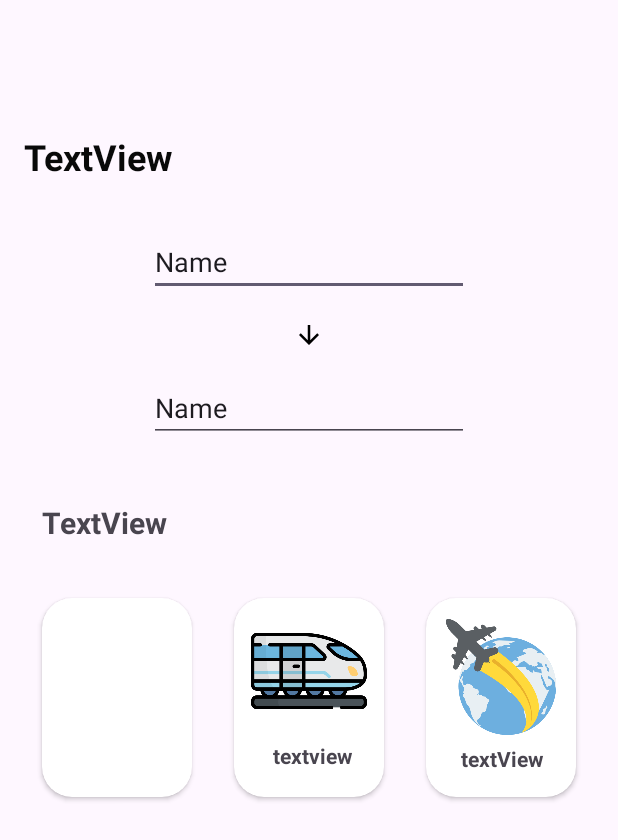
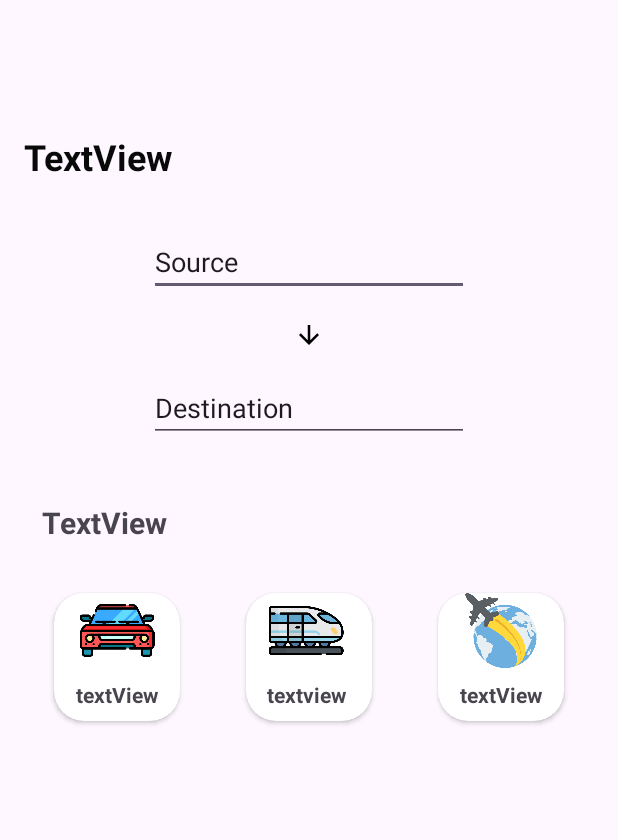
Before and after one commit to Satwik-Kar/SpendWise, an Android app: the layout activity_travel_1st_element.xml on its own in the app's theme, with its tools: preview values and no code run, on a phone screen of 412 x 824 dp. Shown: the top 840 px of the screen. Run offline under Robolectric (Android 15) with nearby library versions, the phone set to English and light mode, and no system bars.

Commit message:
added new 2nd layout(road,plane,train) and added some textviews,cardviews in road layout

```diff
--- /dev/null
+++ b/app/src/main/res/layout/activity_element_2nd_element_train.xml
@@ -0,0 +1,6 @@
+<?xml version="1.0" encoding="utf-8"?>
+<androidx.constraintlayout.widget.ConstraintLayout xmlns:android="http://schemas.android.com/apk/res/android"
+    android:layout_width="match_parent"
+    android:layout_height="match_parent">
+
+</androidx.constraintlayout.widget.ConstraintLayout>
--- a/app/src/main/res/layout/activity_travel_1st_element.xml
+++ b/app/src/main/res/layout/activity_travel_1st_element.xml
@@ -1,10 +1,12 @@
 <?xml version="1.0" encoding="utf-8"?>
+
 <androidx.constraintlayout.widget.ConstraintLayout xmlns:android="http://schemas.android.com/apk/res/android"
     xmlns:app="http://schemas.android.com/apk/res-auto"
     xmlns:tools="http://schemas.android.com/tools"
     android:layout_width="match_parent"
-
-    android:layout_height="match_parent">
+    android:layout_height="wrap_content"
+    android:clipToPadding="true"
+    android:paddingBottom="20dp">
 
     <androidx.appcompat.widget.Toolbar
         android:id="@+id/travel_toolbar"
@@ -39,7 +41,7 @@
         android:layout_marginTop="84dp"
         android:ems="10"
         android:inputType="text"
-        android:text="Name"
+        android:text="Source"
         app:layout_constraintEnd_toEndOf="parent"
         app:layout_constraintStart_toStartOf="parent"
         app:layout_constraintTop_toBottomOf="@+id/travel_toolbar" />
@@ -51,7 +53,7 @@
         android:layout_marginTop="16dp"
         android:ems="10"
         android:inputType="text"
-        android:text="Name"
+        android:text="Destination"
         app:layout_constraintEnd_toEndOf="parent"
         app:layout_constraintStart_toStartOf="parent"
         app:layout_constraintTop_toBottomOf="@+id/travel_Imageview_1" />
@@ -83,36 +85,32 @@
         android:layout_width="100dp"
         android:layout_height="wrap_content"
         android:layout_marginTop="24dp"
-        android:layout_marginBottom="236dp"
+        android:clipToPadding="true"
         app:cardCornerRadius="20dp"
-        app:contentPadding="10dp"
-        app:layout_constraintBottom_toBottomOf="parent"
+        app:cardUseCompatPadding="true"
         app:layout_constraintEnd_toEndOf="parent"
         app:layout_constraintStart_toStartOf="parent"
-        app:layout_constraintTop_toBottomOf="@+id/travel_textView_2"
-        app:layout_constraintVertical_bias="0.178">
+        app:layout_constraintTop_toBottomOf="@+id/travel_textView_2">
 
         <androidx.constraintlayout.widget.ConstraintLayout
 
             android:layout_width="80dp"
-            android:layout_height="wrap_content"
+            android:layout_height="match_parent"
             app:layout_constraintBottom_toBottomOf="parent"
             app:layout_constraintEnd_toEndOf="parent"
-            app:layout_constraintHorizontal_bias="0.997"
             app:layout_constraintStart_toStartOf="parent"
             app:layout_constraintTop_toTopOf="parent"
-            app:layout_constraintVertical_bias="0.693">
+             >
 
             <ImageView
                 android:id="@+id/imageView6"
-                android:layout_width="wrap_content"
-                android:layout_height="77dp"
-                app:layout_constraintBottom_toBottomOf="parent"
+                android:layout_width="match_parent"
+                android:layout_height="50dp"
+
                 app:layout_constraintEnd_toEndOf="parent"
-                app:layout_constraintHorizontal_bias="0.0"
                 app:layout_constraintStart_toStartOf="parent"
+
                 app:layout_constraintTop_toTopOf="parent"
-                app:layout_constraintVertical_bias="0.0"
                 app:srcCompat="@drawable/train" />
 
             <TextView
@@ -124,9 +122,9 @@
                 android:textStyle="bold"
                 app:layout_constraintBottom_toBottomOf="parent"
                 app:layout_constraintEnd_toEndOf="parent"
-                app:layout_constraintHorizontal_bias="0.592"
                 app:layout_constraintStart_toStartOf="parent"
                 app:layout_constraintTop_toBottomOf="@+id/imageView6"
+
                 tools:text="textview" />
         </androidx.constraintlayout.widget.ConstraintLayout>
 
@@ -137,8 +135,9 @@
         android:id="@+id/travel_CardView_12"
         android:layout_width="100dp"
         android:layout_height="0dp"
+        android:clipToPadding="true"
         app:cardCornerRadius="20dp"
-        app:contentPadding="10dp"
+        app:cardUseCompatPadding="true"
         app:layout_constraintBottom_toBottomOf="@+id/travel_CardView_1"
         app:layout_constraintEnd_toStartOf="@+id/travel_CardView_1"
         app:layout_constraintStart_toStartOf="parent"
@@ -153,7 +152,31 @@
             app:layout_constraintHorizontal_bias="0.004"
             app:layout_constraintStart_toStartOf="parent"
             app:layout_constraintTop_toTopOf="parent"
-            app:layout_constraintVertical_bias="0.697" />
+            app:layout_constraintVertical_bias="0.697">
+
+            <ImageView
+                android:id="@+id/imageView10"
+                android:layout_width="wrap_content"
+                android:layout_height="50dp"
+                app:layout_constraintEnd_toEndOf="parent"
+
+                app:layout_constraintStart_toStartOf="parent"
+                app:layout_constraintTop_toTopOf="parent"
+                app:srcCompat="@drawable/car" />
+
+            <TextView
+                android:id="@+id/textView6"
+                android:layout_width="wrap_content"
+                android:layout_height="wrap_content"
+                android:layout_marginTop="8dp"
+                android:layout_marginBottom="8dp"
+                android:text="textView"
+                android:textStyle="bold"
+                app:layout_constraintBottom_toBottomOf="parent"
+                app:layout_constraintEnd_toEndOf="parent"
+                app:layout_constraintStart_toStartOf="parent"
+                app:layout_constraintTop_toBottomOf="@+id/imageView10" />
+        </androidx.constraintlayout.widget.ConstraintLayout>
 
     </androidx.cardview.widget.CardView>
 
@@ -161,8 +184,9 @@
         android:id="@+id/travel_CardView_3"
         android:layout_width="100dp"
         android:layout_height="0dp"
+        android:clipToPadding="true"
         app:cardCornerRadius="20dp"
-        app:contentPadding="10dp"
+        app:cardUseCompatPadding="true"
         app:layout_constraintBottom_toBottomOf="@+id/travel_CardView_1"
         app:layout_constraintEnd_toEndOf="parent"
         app:layout_constraintStart_toEndOf="@+id/travel_CardView_1"
@@ -183,17 +207,16 @@
             <ImageView
                 android:id="@+id/imageView9"
                 android:layout_width="wrap_content"
-                android:layout_height="77dp"
-                android:layout_marginTop="4dp"
+                android:layout_height="50dp"
                 app:layout_constraintEnd_toEndOf="parent"
-                app:layout_constraintHorizontal_bias="0.0"
+
                 app:layout_constraintStart_toStartOf="parent"
                 app:layout_constraintTop_toTopOf="parent"
                 app:srcCompat="@drawable/globe" />
 
             <TextView
                 android:id="@+id/travel_textView_3"
-                android:layout_width="match_parent"
+                android:layout_width="wrap_content"
                 android:layout_height="wrap_content"
                 android:layout_marginTop="8dp"
                 android:layout_marginBottom="8dp"
@@ -202,7 +225,7 @@
                 app:layout_constraintEnd_toEndOf="parent"
                 app:layout_constraintStart_toStartOf="parent"
                 app:layout_constraintTop_toBottomOf="@+id/imageView9"
-                tools:text="    textView" />
+                tools:text="textView" />
 
         </androidx.constraintlayout.widget.ConstraintLayout>
 
--- /dev/null
+++ b/app/src/main/res/layout/activity_travel_2nd_element_plane.xml
@@ -0,0 +1,6 @@
+<?xml version="1.0" encoding="utf-8"?>
+<androidx.constraintlayout.widget.ConstraintLayout xmlns:android="http://schemas.android.com/apk/res/android"
+    android:layout_width="match_parent"
+    android:layout_height="match_parent">
+
+</androidx.constraintlayout.widget.ConstraintLayout>
--- a/build.gradle
+++ b/build.gradle
@@ -1,6 +1,6 @@
 // Top-level build file where you can add configuration options common to all sub-projects/modules.
 plugins {
-    id 'com.android.application' version '8.1.1' apply false
-    id 'com.android.library' version '8.1.1' apply false
+    id 'com.android.application' version '8.1.2' apply false
+    id 'com.android.library' version '8.1.2' apply false
     id 'org.jetbrains.kotlin.android' version '1.8.20' apply false
 }
```
Also changed, not shown: app/src/main/res/layout/activity_travel_2nd_element_road.xml (added, +100 -0 lines).
